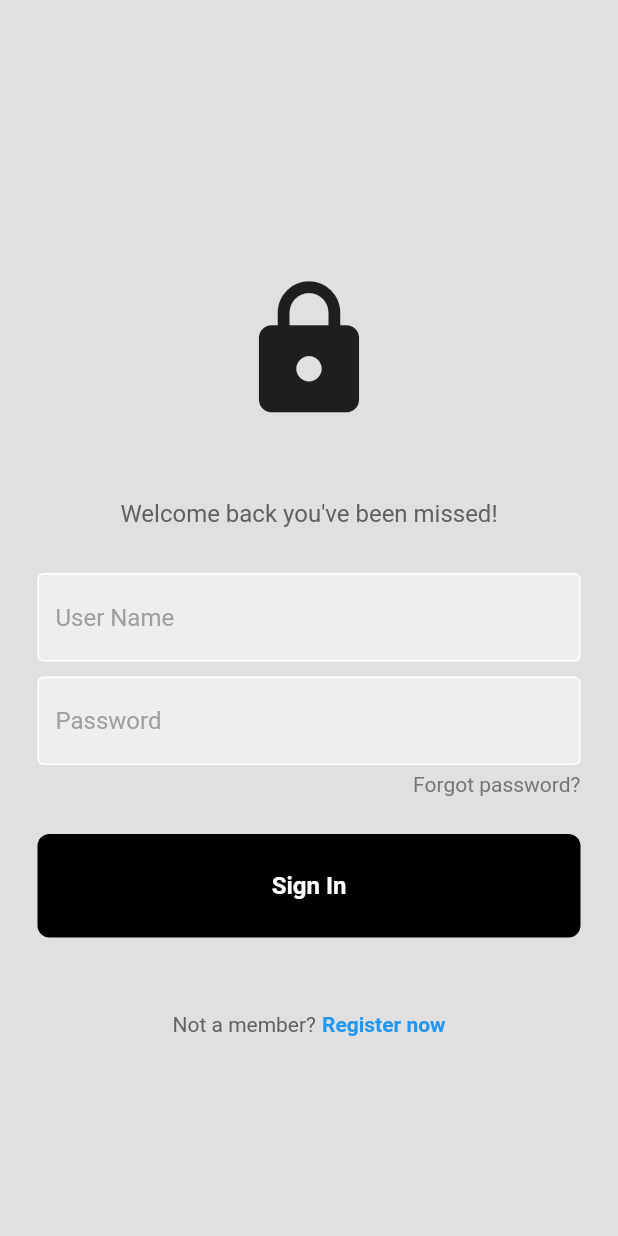
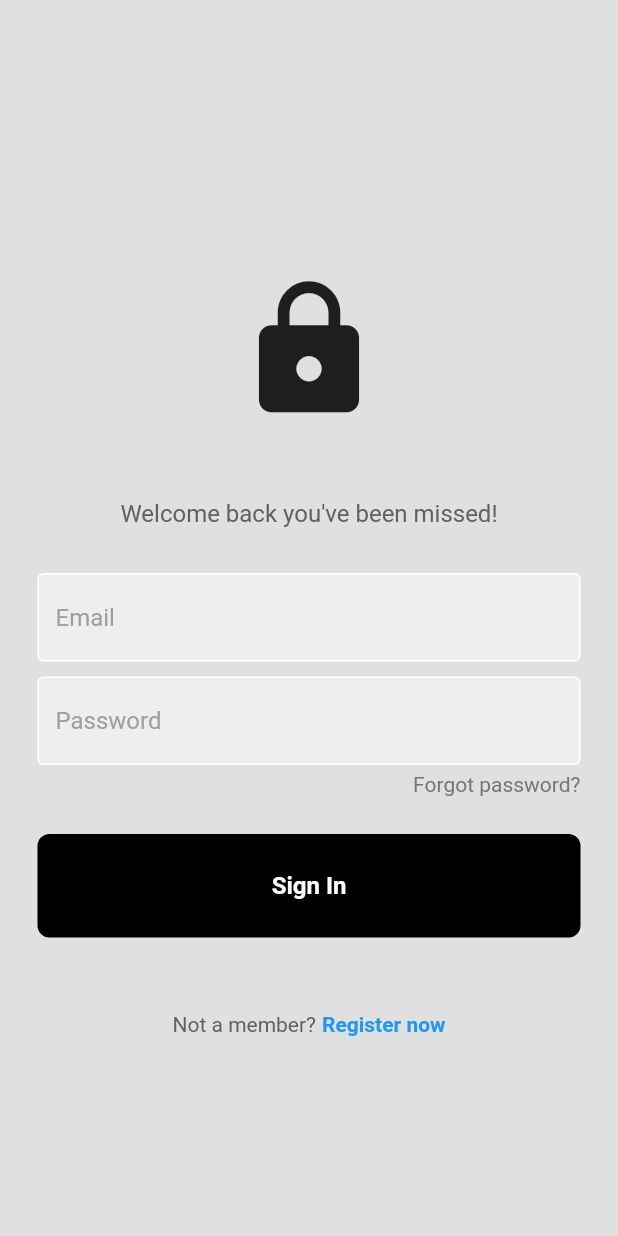
Before and after one commit to baziz-meriem/waterMonitor, a Flutter app: the screen it shows after launch, on a phone screen of 412 x 824 dp. Run offline on Flutter 3.47's test engine with Material 2 defaults, Android fonts, the light colour scheme and no system bars; our stand-ins replace firebase_auth, firebase_core, firebase_database; accounts and stored records are empty.

Commit message:
successful login

```diff
--- a/lib/main.dart
+++ b/lib/main.dart
@@ -1,14 +1,17 @@
 import 'package:firebase_core/firebase_core.dart';
 import 'package:flutter/material.dart';
 import 'package:firebase_database/firebase_database.dart';
+import 'package:flutterprojects/pages/auth_page.dart';
 import 'package:flutterprojects/pages/login_page.dart';
 import 'package:flutterprojects/pages/loginor_register_page.dart';
 import 'package:flutterprojects/pages/register_page.dart';
+import 'firebase_options.dart';
 
 import 'custom_slider.dart';
 
 void main() async {
   WidgetsFlutterBinding.ensureInitialized();
+  await Firebase.initializeApp();
   runApp(const MaterialApp(
     debugShowCheckedModeBanner: false,
     home: MyApp(),
@@ -24,7 +27,7 @@ class MyApp extends StatefulWidget {
 class _MyAppState extends State<MyApp> {
   @override
   Widget build(BuildContext context) {
-    return LoginOrRegisterPage();
+    return AuthPage();
 
   }
 
--- /dev/null
+++ b/lib/pages/auth_page.dart
@@ -0,0 +1,26 @@
+import 'package:firebase_auth/firebase_auth.dart';
+import 'package:flutter/material.dart';
+
+import 'home_page.dart';
+import 'login_page.dart';
+import 'loginor_register_page.dart';
+
+class AuthPage extends StatelessWidget {
+  const AuthPage({super.key}) ;
+
+  @override
+  Widget build(BuildContext context) {
+    return Scaffold(
+      body: StreamBuilder<User?>(
+        stream:FirebaseAuth.instance.authStateChanges(),
+        builder: (context,snapshot) {
+          if(snapshot.hasData){
+            return  HomePage();
+          }else{
+            return  LoginOrRegisterPage();
+          }
+        }
+      )
+    );
+  }
+}
--- a/lib/pages/login_page.dart
+++ b/lib/pages/login_page.dart
@@ -1,3 +1,4 @@
+import 'package:firebase_auth/firebase_auth.dart';
 import 'package:flutter/material.dart';
 import 'package:flutterprojects/components/My_button.dart';
 
@@ -12,11 +13,15 @@ class LoginPage extends StatefulWidget {
 }
 
 class _LoginPageState extends State<LoginPage> {
-  final usernameController = TextEditingController();
+  final emailController = TextEditingController();
 
   final passwordController = TextEditingController();
 
-  void signUserIn(){}
+  void signUserIn() async{
+    await FirebaseAuth.instance.signInWithEmailAndPassword(
+        email: emailController.text,
+        password: passwordController.text,);
+  }
 
   @override
   Widget build(BuildContext context) {
@@ -39,8 +44,8 @@ class _LoginPageState extends State<LoginPage> {
                   ),
                   const SizedBox(height:25),
                   MyTextField(
-                    controller: usernameController,
-                    hintText: 'User Name',
+                    controller: emailController,
+                    hintText: 'Email',
                     obscureText: false,
                   ),
                   MyTextField(
```
Also changed, not shown: lib/pages/home_page.dart (added, +14 -0 lines), lib/firebase_options.dart (added), 4 other files.
